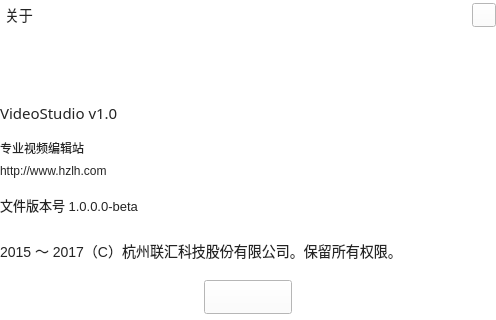
Old version of the form src/MyWidgets/aboutwidget.ui in the repository leoxxw/myshotcut.
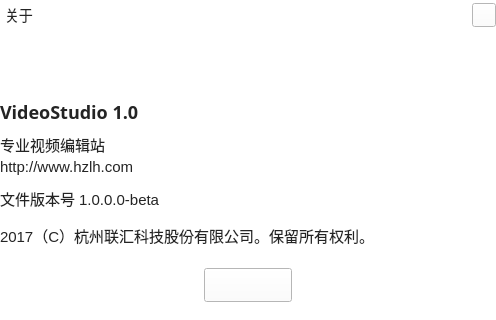
New version of the form. Icons and pictures are not drawn.

The edit to the form file:
```diff
--- a/src/MyWidgets/aboutwidget.ui
+++ b/src/MyWidgets/aboutwidget.ui
@@ -10,6 +10,12 @@
     <height>320</height>
    </rect>
   </property>
+  <property name="sizePolicy">
+   <sizepolicy hsizetype="Fixed" vsizetype="Fixed">
+    <horstretch>0</horstretch>
+    <verstretch>0</verstretch>
+   </sizepolicy>
+  </property>
   <property name="windowTitle">
    <string>Form</string>
   </property>
@@ -187,19 +193,20 @@
                <font>
                 <family>微软雅黑</family>
                 <pointsize>-1</pointsize>
-                <weight>9</weight>
+                <weight>75</weight>
                 <italic>false</italic>
-                <bold>false</bold>
+                <bold>true</bold>
                </font>
               </property>
               <property name="styleSheet">
-               <string notr="true">font:75 20pt &quot;微软雅黑&quot; ;
-font-size:15px;
+               <string notr="true">font:87 18pt &quot;微软雅黑&quot; ;
+font-size:18px;
 color: rgb(36, 36, 36);
-qproperty-alignment: ' AlignCenter';</string>
+qproperty-alignment: ' AlignCenter';
+font-weight:bold;</string>
               </property>
               <property name="text">
-               <string>VideoStudio v1.0</string>
+               <string>VideoStudio 1.0</string>
               </property>
               <property name="scaledContents">
                <bool>false</bool>
@@ -237,7 +244,7 @@
               </property>
               <property name="styleSheet">
                <string notr="true">font: 75 16pt &quot;微软雅黑&quot;;
-font-size:12px;
+font-size:15px;
 color: rgb(36, 36, 36);
 qproperty-alignment: ' AlignBottom |AlignCenter';</string>
               </property>
@@ -251,7 +258,7 @@
               <property name="styleSheet">
                <string notr="true">
 font: 75 16pt &quot;微软雅黑&quot;;
-font-size:12px;
+font-size:15px;
 color: rgb(36, 36, 36);
 qproperty-alignment: ' AlignCenter';</string>
               </property>
@@ -285,7 +292,7 @@
              <widget class="QLabel" name="label_5">
               <property name="styleSheet">
                <string notr="true">font: 75 16pt &quot;微软雅黑&quot;;
-font-size:13px;
+font-size:15px;
 color: rgb(36, 36, 36);
 qproperty-alignment: ' AlignCenter';</string>
               </property>
@@ -299,6 +306,12 @@
          </item>
          <item>
           <widget class="QWidget" name="widget_8" native="true">
+           <property name="maximumSize">
+            <size>
+             <width>16777215</width>
+             <height>30</height>
+            </size>
+           </property>
            <layout class="QHBoxLayout" name="horizontalLayout_4">
             <property name="spacing">
              <number>0</number>
@@ -317,14 +330,20 @@
             </property>
             <item>
              <widget class="QLabel" name="label_6">
+              <property name="maximumSize">
+               <size>
+                <width>16777215</width>
+                <height>30</height>
+               </size>
+              </property>
               <property name="styleSheet">
                <string notr="true">font: 75 16pt &quot;微软雅黑&quot;;
-font-size:14px;
+font-size:15px;
 color: rgb(36, 36, 36);
 qproperty-alignment: ' AlignCenter';</string>
               </property>
               <property name="text">
-               <string>2015 ～ 2017（C）杭州联汇科技股份有限公司。保留所有权限。</string>
+               <string>2017（C）杭州联汇科技股份有限公司。保留所有权利。</string>
               </property>
              </widget>
             </item>
@@ -333,6 +352,18 @@
          </item>
          <item>
           <widget class="QWidget" name="widget_9" native="true">
+           <property name="minimumSize">
+            <size>
+             <width>0</width>
+             <height>70</height>
+            </size>
+           </property>
+           <property name="maximumSize">
+            <size>
+             <width>16777215</width>
+             <height>70</height>
+            </size>
+           </property>
            <layout class="QHBoxLayout" name="horizontalLayout_5">
             <property name="spacing">
              <number>0</number>
```
Left out of the diff: 2 changed lines with no effect on the pictures.
